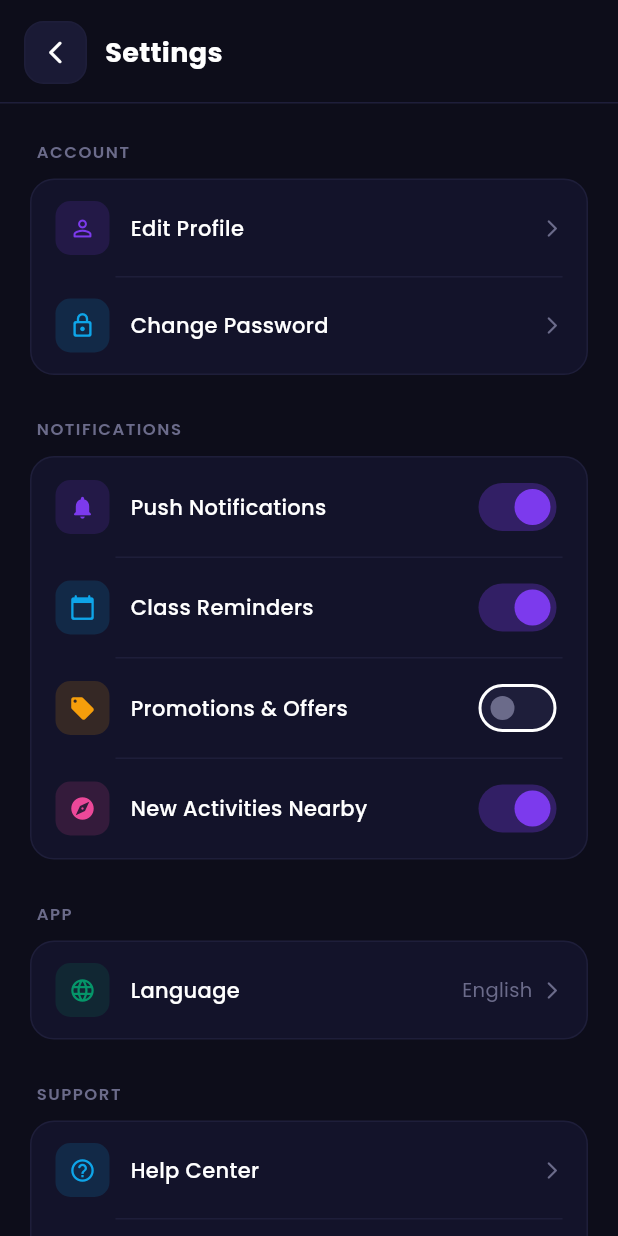
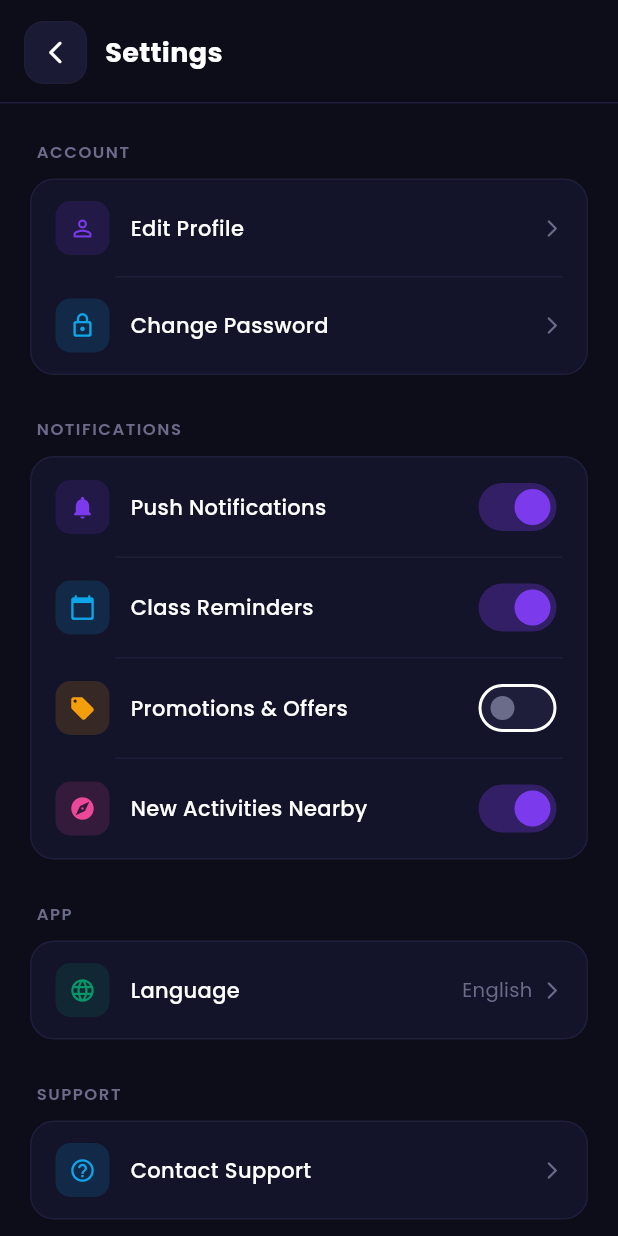
Before and after one commit to VolvachevaNatalya/hobby-lab-app, a Flutter app: the SettingsScreen screen opened directly, on a phone screen of 412 x 824 dp. Run offline on Flutter 3.47's test engine with Material 3 defaults, Android fonts, the light colour scheme and no system bars; our stand-ins replace font_awesome_flutter, geocoding, geolocator, google_fonts, google_sign_in, image_picker and 4 more; missing offline and left inert: flutter_facebook_auth; accounts and stored records are empty.

Commit message:
Simplify support settings

```diff
--- a/lib/l10n/app_en.arb
+++ b/lib/l10n/app_en.arb
@@ -151,7 +151,7 @@
   "newActivitiesNearby": "New Activities Nearby",
   "sectionApp": "APP",
   "sectionSupport": "SUPPORT",
-  "helpCenter": "Help Center",
+  "helpCenter": "Contact Support",
   "contactUs": "Contact Us",
   "supportSubjectLabel": "Subject",
   "supportSubjectAppProblem": "App problem",
--- a/lib/l10n/app_he.arb
+++ b/lib/l10n/app_he.arb
@@ -151,7 +151,7 @@
   "newActivitiesNearby": "פעילויות חדשות בקרבת מקום",
   "sectionApp": "אפליקציה",
   "sectionSupport": "תמיכה",
-  "helpCenter": "מרכז עזרה",
+  "helpCenter": "פנייה לתמיכה",
   "contactUs": "צור קשר",
   "supportSubjectLabel": "נושא",
   "supportSubjectAppProblem": "בעיה באפליקציה",
--- a/lib/l10n/app_localizations.dart
+++ b/lib/l10n/app_localizations.dart
@@ -811,7 +811,7 @@ abstract class AppLocalizations {
   /// No description provided for @helpCenter.
   ///
   /// In en, this message translates to:
-  /// **'Help Center'**
+  /// **'Contact Support'**
   String get helpCenter;
 
   /// No description provided for @contactUs.
--- a/lib/l10n/app_localizations_en.dart
+++ b/lib/l10n/app_localizations_en.dart
@@ -380,7 +380,7 @@ class AppLocalizationsEn extends AppLocalizations {
   String get sectionSupport => 'SUPPORT';
 
   @override
-  String get helpCenter => 'Help Center';
+  String get helpCenter => 'Contact Support';
 
   @override
   String get contactUs => 'Contact Us';
--- a/lib/l10n/app_localizations_he.dart
+++ b/lib/l10n/app_localizations_he.dart
@@ -375,7 +375,7 @@ class AppLocalizationsHe extends AppLocalizations {
   String get sectionSupport => 'תמיכה';
 
   @override
-  String get helpCenter => 'מרכז עזרה';
+  String get helpCenter => 'פנייה לתמיכה';
 
   @override
   String get contactUs => 'צור קשר';
--- a/lib/l10n/app_localizations_ru.dart
+++ b/lib/l10n/app_localizations_ru.dart
@@ -382,7 +382,7 @@ class AppLocalizationsRu extends AppLocalizations {
   String get sectionSupport => 'ПОДДЕРЖКА';
 
   @override
-  String get helpCenter => 'Центр помощи';
+  String get helpCenter => 'Написать в поддержку';
 
   @override
   String get contactUs => 'Связаться с нами';
--- a/lib/l10n/app_ru.arb
+++ b/lib/l10n/app_ru.arb
@@ -151,7 +151,7 @@
   "newActivitiesNearby": "Новые занятия рядом",
   "sectionApp": "ПРИЛОЖЕНИЕ",
   "sectionSupport": "ПОДДЕРЖКА",
-  "helpCenter": "Центр помощи",
+  "helpCenter": "Написать в поддержку",
   "contactUs": "Связаться с нами",
   "supportSubjectLabel": "Тема",
   "supportSubjectAppProblem": "Проблема с приложением",
--- a/lib/screens/settings_screen.dart
+++ b/lib/screens/settings_screen.dart
@@ -117,12 +117,6 @@ class _SettingsScreenState extends State<SettingsScreen> {
                         iconColor: const Color(0xFF0EA5E9),
                         label: l10n.helpCenter,
                         onTap: () => Navigator.of(context).push(slideRoute(builder: (_) => const SupportRequestScreen())),
-                      ),
-                      _NavRow(
-                        icon: Icons.mail_outline_rounded,
-                        iconColor: AppColors.purple,
-                        label: l10n.contactUs,
-                        onTap: () {},
                       ),
                     ]),
                     const SizedBox(height: 32),
```
